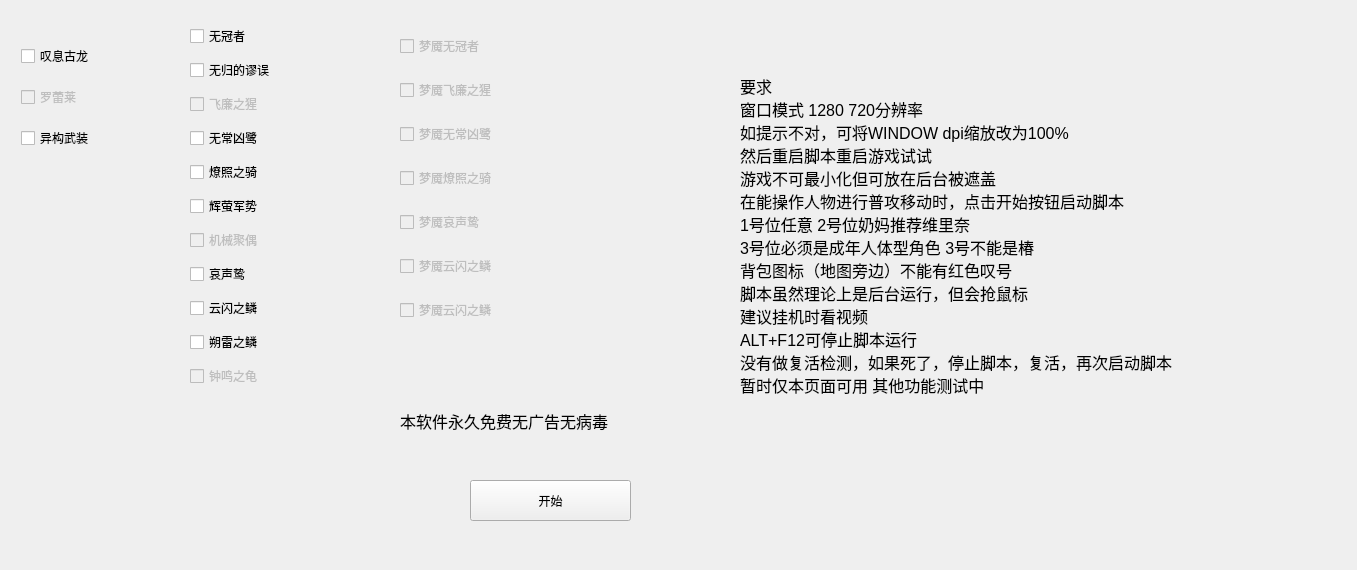
Old version of the form normalbosspanel.ui in the repository A-SunsetMkt-Forks/wuwaBackendTool.
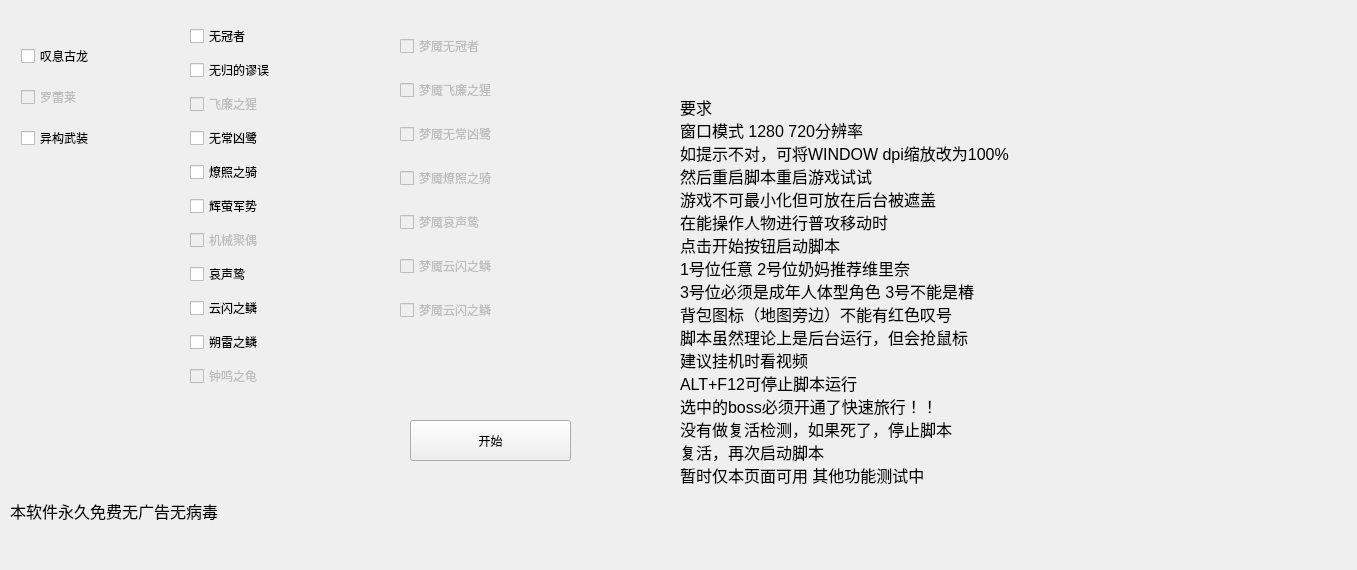
New version of the form.

Diff of the .ui file:
```diff
--- a/normalbosspanel.ui
+++ b/normalbosspanel.ui
@@ -16,8 +16,8 @@
   <widget class="QPushButton" name="startNormalBoss">
    <property name="geometry">
     <rect>
-     <x>470</x>
-     <y>480</y>
+     <x>410</x>
+     <y>420</y>
      <width>161</width>
      <height>41</height>
     </rect>
@@ -266,10 +266,10 @@
   <widget class="QLabel" name="label">
    <property name="geometry">
     <rect>
-     <x>740</x>
-     <y>50</y>
+     <x>680</x>
+     <y>20</y>
      <width>521</width>
-     <height>371</height>
+     <height>541</height>
     </rect>
    </property>
    <property name="font">
@@ -283,23 +283,26 @@
 如提示不对，可将WINDOW dpi缩放改为100%
 然后重启脚本重启游戏试试
 游戏不可最小化但可放在后台被遮盖
-在能操作人物进行普攻移动时，点击开始按钮启动脚本
+在能操作人物进行普攻移动时
+点击开始按钮启动脚本
 1号位任意 2号位奶妈推荐维里奈
 3号位必须是成年人体型角色 3号不能是椿
 背包图标（地图旁边）不能有红色叹号
 脚本虽然理论上是后台运行，但会抢鼠标
 建议挂机时看视频
 ALT+F12可停止脚本运行
-没有做复活检测，如果死了，停止脚本，复活，再次启动脚本
+选中的boss必须开通了快速旅行！！
+没有做复活检测，如果死了，停止脚本
+复活，再次启动脚本
 暂时仅本页面可用 其他功能测试中</string>
    </property>
   </widget>
   <widget class="QLabel" name="label_7">
    <property name="geometry">
     <rect>
-     <x>400</x>
-     <y>400</y>
-     <width>731</width>
+     <x>10</x>
+     <y>490</y>
+     <width>461</width>
      <height>41</height>
     </rect>
    </property>
```
